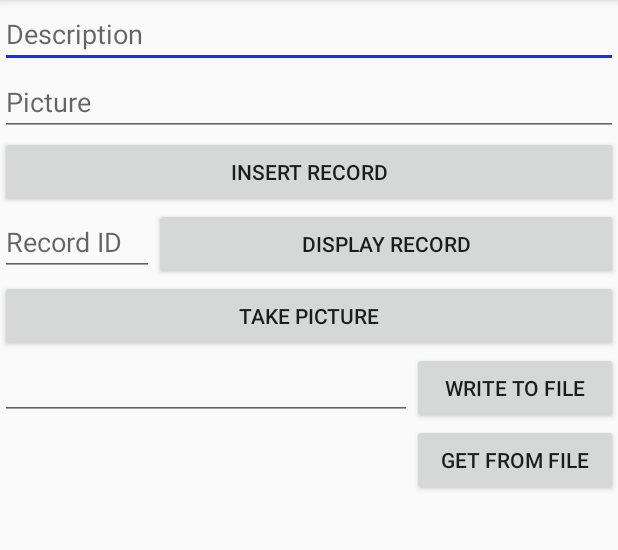
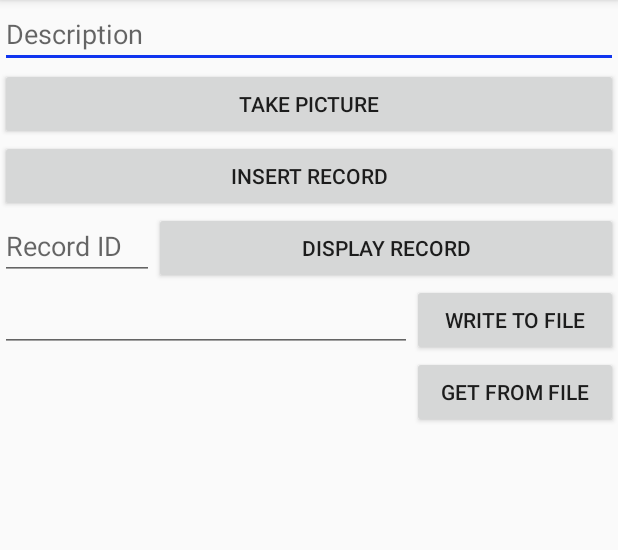
Before and after one commit to TimothyGeorgeson/Week2Daily2, an Android app: the screen it shows after launch (MainActivity), on a phone screen of 412 x 824 dp, the part 84-634 px from its top. Run offline under Robolectric (Android 15) with nearby library versions, the phone set to English and light mode, and no system bars.

Commit message:
Fixing up UI, adding try catch around bitmap conversion

```diff
--- a/app/src/main/java/com/example/user/week2daily2/MainActivity.java
+++ b/app/src/main/java/com/example/user/week2daily2/MainActivity.java
@@ -28,7 +28,6 @@ public class MainActivity extends AppCompatActivity {
     private EditText etToFile;
     private TextView tvFromFile;
     private EditText etDesc;
-    private EditText etPicture;
     private EditText etRecordID;
     private TextView tvDisplay;
     private ImageView ivImage;
@@ -41,7 +40,6 @@ public class MainActivity extends AppCompatActivity {
         etToFile = findViewById(R.id.etToFile);
         tvFromFile = findViewById(R.id.tvFromFile);
         etDesc = findViewById(R.id.etDesc);
-        etPicture = findViewById(R.id.etPicture);
         etRecordID = findViewById(R.id.etRecordID);
         tvDisplay = findViewById(R.id.tvDisplay);
         ivImage = findViewById(R.id.ivImage);
@@ -95,7 +93,6 @@ public class MainActivity extends AppCompatActivity {
 
     public void insertRecord(View view) {
         String desc = etDesc.getText().toString();
-        String picture = etPicture.getText().toString();
         Bitmap bm=((BitmapDrawable)ivImage.getDrawable()).getBitmap();
         byte[] imgBlob = getBytes(bm);
 
@@ -126,10 +123,15 @@ public class MainActivity extends AppCompatActivity {
                     image = cursor.getBlob(2);
                 }
             }
-            Bitmap imgResult = BitmapFactory.decodeByteArray(image, 0, image.length);
-            // Show result
             tvDisplay.setText(result);
-            ivImage.setImageBitmap(imgResult);
+
+            try {
+                Bitmap imgResult = BitmapFactory.decodeByteArray(image, 0, image.length);
+                ivImage.setImageBitmap(imgResult);
+            }
+            catch (Exception e){
+
+            }
         }
 
     }
--- a/app/src/main/res/layout/activity_main.xml
+++ b/app/src/main/res/layout/activity_main.xml
@@ -20,11 +20,11 @@
         android:layout_height="wrap_content"
         android:hint="Description" />
 
-    <EditText
-        android:id="@+id/etPicture"
+    <Button
+        android:onClick="takePicture"
+        android:text="Take Picture"
         android:layout_width="match_parent"
-        android:layout_height="wrap_content"
-        android:hint="Picture" />
+        android:layout_height="wrap_content" />
 
     <Button
         android:id="@+id/btnInsert"
@@ -54,11 +54,7 @@
 
     </LinearLayout>
 
-    <Button
-        android:onClick="takePicture"
-        android:text="Take Picture"
-        android:layout_width="match_parent"
-        android:layout_height="wrap_content" />
+
 
 <!--
     <TextView
```
